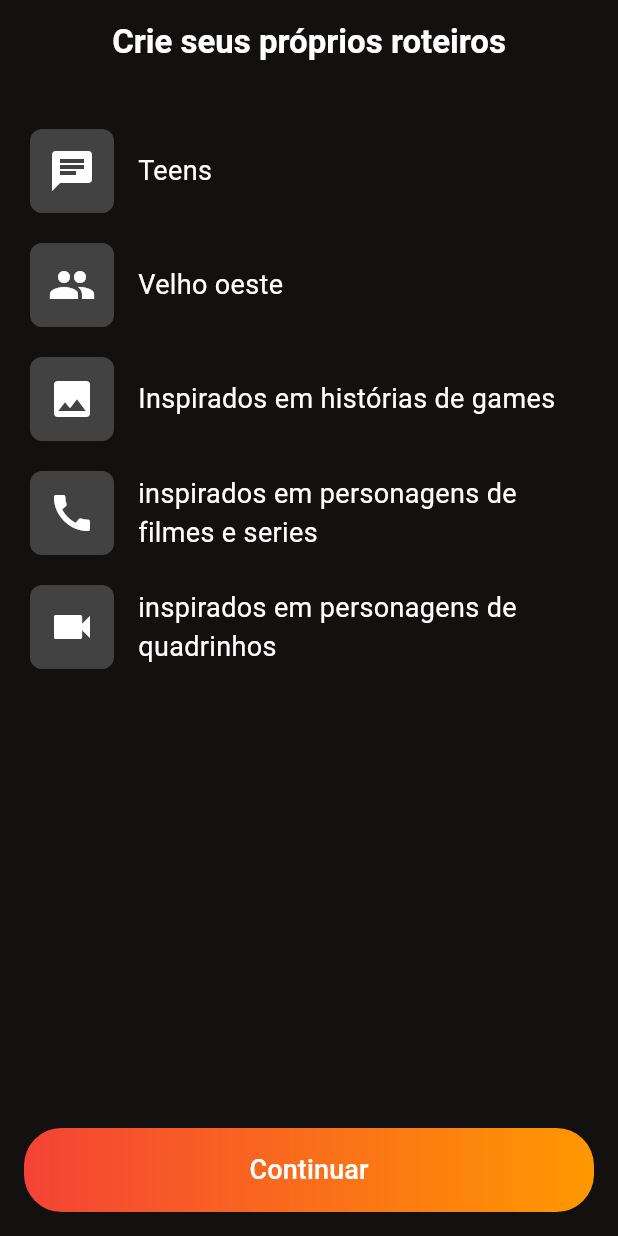
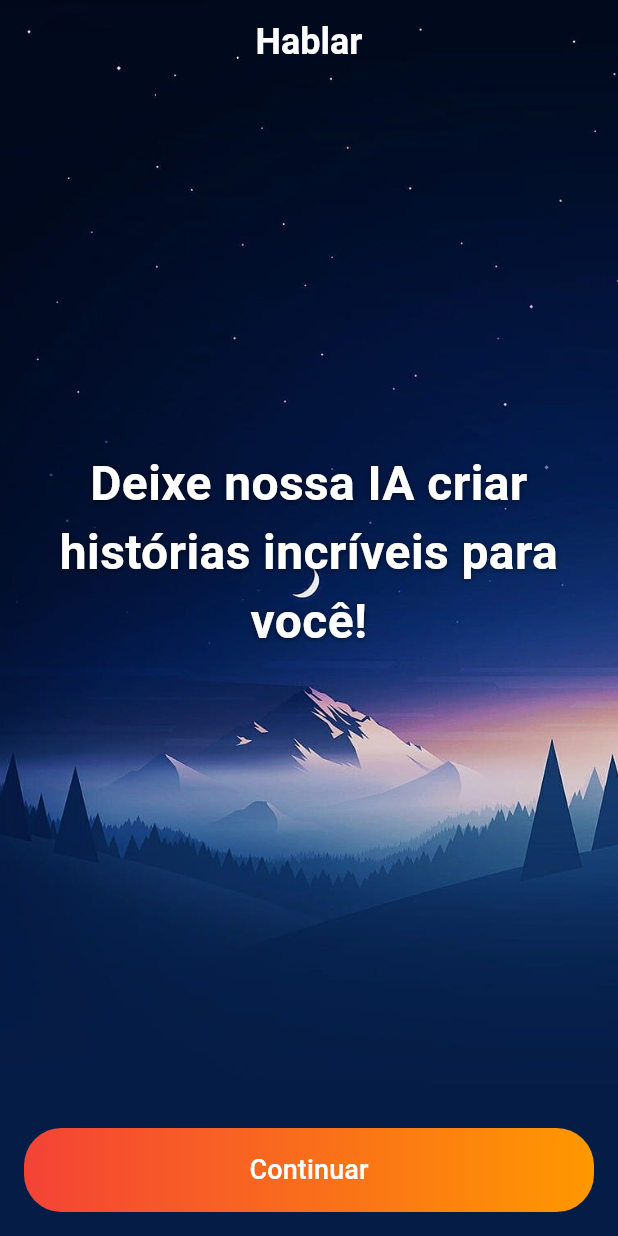
Before and after one commit to MarcoBailer/Hablar, a Flutter app: the FeaturesScreen screen opened directly, on a phone screen of 412 x 824 dp. Run offline on Flutter 3.47's test engine with Material 3 defaults, Android fonts, the phone set to English and light mode, and no system bars; our stand-ins replace flutter_secure_storage; accounts and stored records are empty; generated files the repository leaves out were written again.

Commit message:
att feature_screen

```diff
--- /dev/null
+++ b/devtools_options.yaml
@@ -0,0 +1,3 @@
+description: This file stores settings for Dart & Flutter DevTools.
+documentation: https://docs.flutter.dev/tools/devtools/extensions#configure-extension-enablement-states
+extensions:
--- a/lib/src/pages/home/feature_screen.dart
+++ b/lib/src/pages/home/feature_screen.dart
@@ -1,5 +1,4 @@
 import 'package:flutter/material.dart';
-// Importe a HomePage ou a próxima tela
 import 'home_page.dart';
 
 class FeaturesScreen extends StatelessWidget {
@@ -7,62 +6,52 @@ class FeaturesScreen extends StatelessWidget {
 
   @override
   Widget build(BuildContext context) {
-    final List<FeatureItem> features = [
-      FeatureItem(
-        icon: Icons.chat,
-        title: 'Teens',
+    return Scaffold(
+      // Título no topo da tela
+      appBar: AppBar(
+        title: const Text(
+          'Hablar',
+          style: TextStyle(
+              fontSize: 24, fontWeight: FontWeight.bold, color: Colors.white),
         ),
-      FeatureItem(
-        icon: Icons.group,
-        title: 'Velho oeste',
+        centerTitle: true,
+        backgroundColor: Colors.transparent, // Torna o AppBar transparente
+        elevation: 0, // Remove a sombra do AppBar
       ),
-      FeatureItem(
-        icon: Icons.photo,
-        title: 'Inspirados em histórias de games',
+      extendBodyBehindAppBar: true, // Estende o corpo atrás do AppBar
+      body: Stack(
+        children: [
+          // Imagem de background cobrindo toda a tela
+          SizedBox.expand(
+            child: Image.asset('assets/images/night-mood-night.jpg',
+                fit: BoxFit.cover),
           ),
-      FeatureItem(
-        icon: Icons.call,
-        title: 'inspirados em personagens de filmes e series',
+          // Conteúdo sobreposto à imagem
+          Column(
+            mainAxisAlignment: MainAxisAlignment.spaceBetween,
+            children: [
+              // Espaço para o título centralizado
+              const Expanded(
+                child: Center(
+                  child: Text(
+                    'Deixe nossa IA criar histórias incríveis para você!',
+                    style: TextStyle(
+                      color: Colors.white, // Cor do texto para contraste
+                      fontSize: 32,
+                      fontWeight: FontWeight.bold,
+                      shadows: [
+                        Shadow(
+                          offset: Offset(0, 1),
+                          blurRadius: 5,
+                          color: Colors.black54,
                         ),
-      FeatureItem(
-        icon: Icons.videocam,
-        title: 'inspirados em personagens de quadrinhos',
+                      ],
                     ),
-    ];
-
-    return Scaffold(
-      backgroundColor: const Color.fromARGB(255, 19, 16, 16),
-      appBar: AppBar(
-        backgroundColor: Colors.transparent,
-        elevation: 0,
-        title: const Text(
-          'Crie seus próprios roteiros',
-          style: TextStyle(
-            fontSize: 22,
-            fontWeight: FontWeight.bold,
-            color: Colors.white,
+                    textAlign: TextAlign.center,
                   ),
                 ),
-        centerTitle: true,
               ),
-      body: Column(
-        children: [
-          const SizedBox(height: 20),
-          // Lista de recursos
-          Expanded(
-            child: ListView.builder(
-              itemCount: features.length,
-              itemBuilder: (context, index) {
-                final feature = features[index];
-                return Padding(
-                  padding:
-                      const EdgeInsets.symmetric(horizontal: 20, vertical: 10),
-                  child: FeatureTile(feature: feature),
-                );
-              },
-            ),
-          ),
-          // Botão "Continuar"
+              // Botão "Continuar" no final da tela
               Padding(
                 padding: const EdgeInsets.all(16.0),
                 child: SizedBox(
@@ -76,10 +65,11 @@ class FeaturesScreen extends StatelessWidget {
                     ),
                     child: ElevatedButton(
                       onPressed: () {
-                    // Navega para a próxima tela
+                        // Navega para a tela HomePage
                         Navigator.pushReplacement(
                           context,
-                      MaterialPageRoute(builder: (context) => const HomePage()),
+                          MaterialPageRoute(
+                              builder: (context) => const HomePage()),
                         );
                       },
                       style: ElevatedButton.styleFrom(
@@ -100,51 +90,8 @@ class FeaturesScreen extends StatelessWidget {
               ),
             ],
           ),
+        ],
+      ),
     );
   }
 }
-
-class FeatureItem {
-  final IconData icon;
-  final String title;
-
-  FeatureItem({required this.icon, required this.title});
-}
-
-class FeatureTile extends StatelessWidget {
-  final FeatureItem feature;
-
-  const FeatureTile({Key? key, required this.feature}) : super(key: key);
-
-  @override
-  Widget build(BuildContext context) {
-    return Row(
-      children: [
-        // Ícone à esquerda
-        Container(
-          padding: const EdgeInsets.all(12),
-          decoration: BoxDecoration(
-            color: Colors.grey[800],
-            borderRadius: BorderRadius.circular(8),
-          ),
-          child: Icon(
-            feature.icon,
-            color: Colors.white,
-            size: 32,
-          ),
-        ),
-        const SizedBox(width: 16),
-        // Título à direita
-        Expanded(
-          child: Text(
-            feature.title,
-            style: const TextStyle(
-              color: Colors.white,
-              fontSize: 18,
-            ),
-          ),
-        ),
-      ],
-    );
-  }
-}
```
Also changed, not shown: assets/images/night-mood-night.jpg (added). Lines whose indentation alone changed are shown as unchanged.
